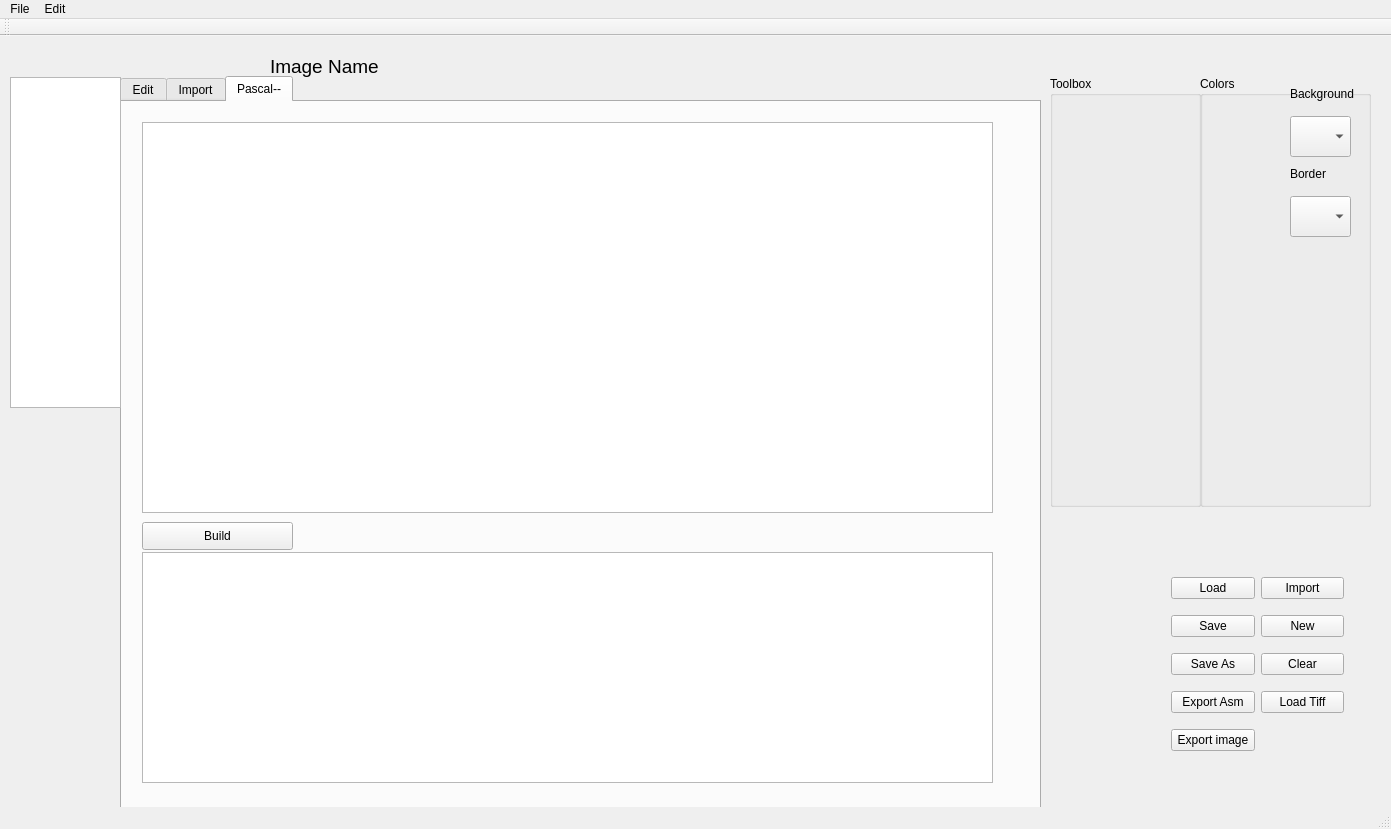
First picture: the form in mainwindow.ui, repository Happy-Ferret/Fluff64, before the edit.
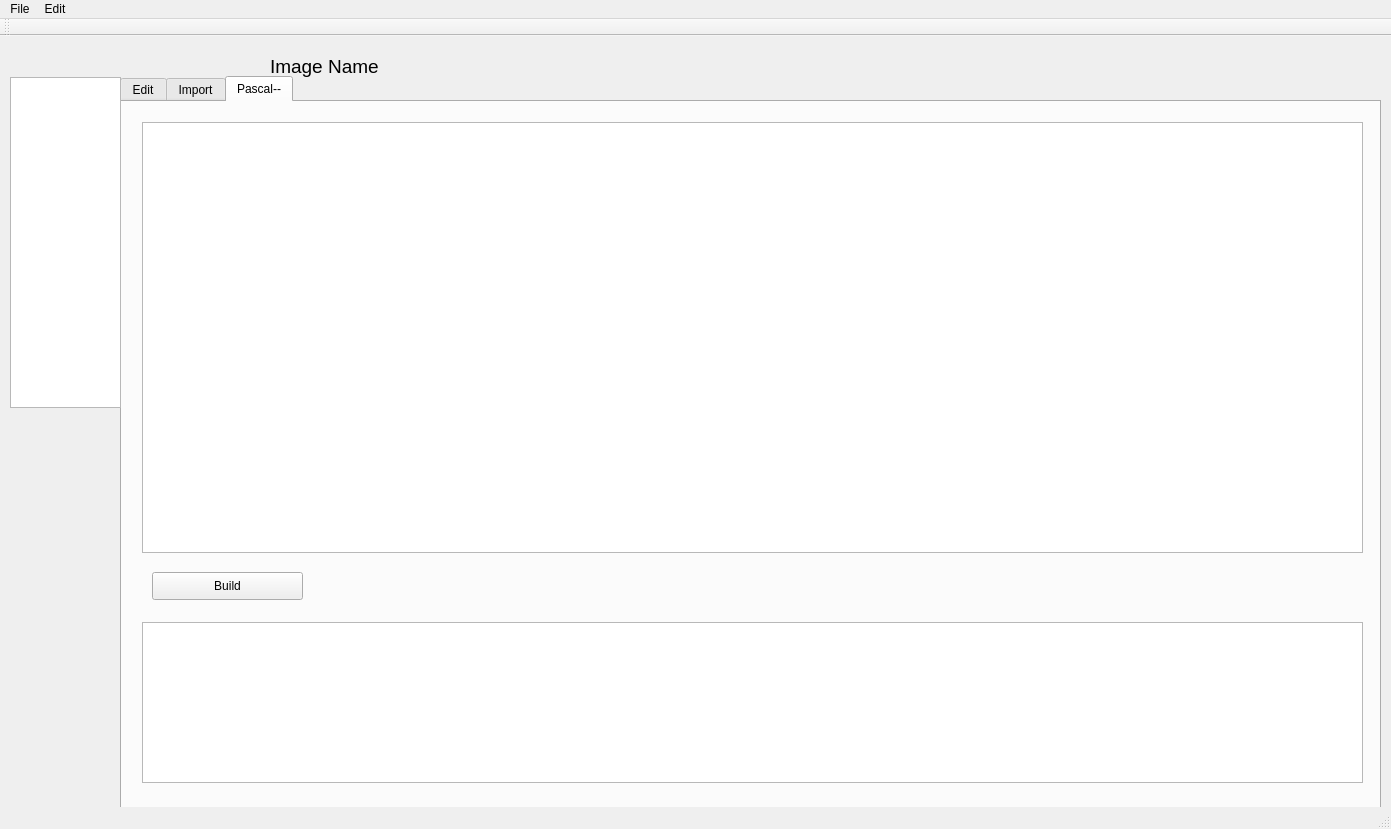
Second picture: the form after the edit.

What changed in the file:
```diff
--- a/mainwindow.ui
+++ b/mainwindow.ui
@@ -22,7 +22,7 @@
      <rect>
       <x>120</x>
       <y>40</y>
-      <width>921</width>
+      <width>1261</width>
       <height>781</height>
      </rect>
     </property>
@@ -109,129 +109,11 @@
        </layout>
       </widget>
      </widget>
-    </widget>
-    <widget class="QWidget" name="tab_2">
-     <attribute name="title">
-      <string>Import</string>
-     </attribute>
-    </widget>
-    <widget class="QWidget" name="tab_3">
-     <attribute name="title">
-      <string>Pascal--</string>
-     </attribute>
-     <widget class="QTextEdit" name="txtEditor">
-      <property name="geometry">
-       <rect>
-        <x>20</x>
-        <y>20</y>
-        <width>851</width>
-        <height>391</height>
-       </rect>
-      </property>
-     </widget>
-     <widget class="QTextEdit" name="txtOutput">
-      <property name="geometry">
-       <rect>
-        <x>20</x>
-        <y>450</y>
-        <width>851</width>
-        <height>231</height>
-       </rect>
-      </property>
-      <property name="readOnly">
-       <bool>true</bool>
-      </property>
-     </widget>
-     <widget class="QPushButton" name="btnBuild">
-      <property name="geometry">
-       <rect>
-        <x>20</x>
-        <y>420</y>
-        <width>151</width>
-        <height>28</height>
-       </rect>
-      </property>
-      <property name="text">
-       <string>Build</string>
-      </property>
-     </widget>
-    </widget>
-   </widget>
-   <widget class="QGroupBox" name="groupBox_5">
-    <property name="geometry">
-     <rect>
-      <x>1200</x>
-      <y>40</y>
-      <width>171</width>
-      <height>431</height>
-     </rect>
-    </property>
-    <property name="title">
-     <string>Colors</string>
-    </property>
-    <widget class="QWidget" name="gridLayoutWidget_6">
-     <property name="geometry">
-      <rect>
-       <x>9</x>
-       <y>19</y>
-       <width>71</width>
-       <height>401</height>
-      </rect>
-     </property>
-     <layout class="QGridLayout" name="layoutColorsEdit_3"/>
-    </widget>
-    <widget class="QComboBox" name="cmbBackgroundMain_3">
-     <property name="geometry">
-      <rect>
-       <x>90</x>
-       <y>40</y>
-       <width>61</width>
-       <height>41</height>
-      </rect>
-     </property>
-    </widget>
-    <widget class="QComboBox" name="cmbBorderMain_3">
-     <property name="geometry">
-      <rect>
-       <x>90</x>
-       <y>120</y>
-       <width>61</width>
-       <height>41</height>
-      </rect>
-     </property>
-    </widget>
-    <widget class="QLabel" name="label_10">
-     <property name="geometry">
-      <rect>
-       <x>90</x>
-       <y>10</y>
-       <width>71</width>
-       <height>16</height>
-      </rect>
-     </property>
-     <property name="text">
-      <string>Background</string>
-     </property>
-    </widget>
-    <widget class="QLabel" name="label_11">
-     <property name="geometry">
-      <rect>
-       <x>90</x>
-       <y>90</y>
-       <width>55</width>
-       <height>16</height>
-      </rect>
-     </property>
-     <property name="text">
-      <string>Border</string>
-     </property>
-    </widget>
-   </widget>
    <widget class="QGroupBox" name="groupBox_3">
     <property name="geometry">
      <rect>
-      <x>1050</x>
-      <y>40</y>
+        <x>910</x>
+        <y>20</y>
       <width>151</width>
       <height>431</height>
      </rect>
@@ -254,8 +136,8 @@
    <widget class="QWidget" name="gridLayoutWidget_7">
     <property name="geometry">
      <rect>
-      <x>1160</x>
-      <y>520</y>
+        <x>990</x>
+        <y>500</y>
       <width>195</width>
       <height>221</height>
      </rect>
@@ -325,6 +207,124 @@
       </widget>
      </item>
     </layout>
+     </widget>
+     <widget class="QGroupBox" name="groupBox_5">
+      <property name="geometry">
+       <rect>
+        <x>1060</x>
+        <y>20</y>
+        <width>191</width>
+        <height>431</height>
+       </rect>
+      </property>
+      <property name="title">
+       <string>Colors</string>
+      </property>
+      <widget class="QWidget" name="gridLayoutWidget_6">
+       <property name="geometry">
+        <rect>
+         <x>9</x>
+         <y>19</y>
+         <width>71</width>
+         <height>401</height>
+        </rect>
+       </property>
+       <layout class="QGridLayout" name="layoutColorsEdit_3"/>
+      </widget>
+      <widget class="QComboBox" name="cmbBackgroundMain_3">
+       <property name="geometry">
+        <rect>
+         <x>90</x>
+         <y>40</y>
+         <width>61</width>
+         <height>41</height>
+        </rect>
+       </property>
+      </widget>
+      <widget class="QComboBox" name="cmbBorderMain_3">
+       <property name="geometry">
+        <rect>
+         <x>90</x>
+         <y>120</y>
+         <width>61</width>
+         <height>41</height>
+        </rect>
+       </property>
+      </widget>
+      <widget class="QLabel" name="label_10">
+       <property name="geometry">
+        <rect>
+         <x>90</x>
+         <y>10</y>
+         <width>81</width>
+         <height>16</height>
+        </rect>
+       </property>
+       <property name="text">
+        <string>Background</string>
+       </property>
+      </widget>
+      <widget class="QLabel" name="label_11">
+       <property name="geometry">
+        <rect>
+         <x>90</x>
+         <y>90</y>
+         <width>55</width>
+         <height>16</height>
+        </rect>
+       </property>
+       <property name="text">
+        <string>Border</string>
+       </property>
+      </widget>
+     </widget>
+    </widget>
+    <widget class="QWidget" name="tab_2">
+     <attribute name="title">
+      <string>Import</string>
+     </attribute>
+    </widget>
+    <widget class="QWidget" name="tab_3">
+     <attribute name="title">
+      <string>Pascal--</string>
+     </attribute>
+     <widget class="QTextEdit" name="txtEditor">
+      <property name="geometry">
+       <rect>
+        <x>20</x>
+        <y>20</y>
+        <width>1221</width>
+        <height>431</height>
+       </rect>
+      </property>
+     </widget>
+     <widget class="QTextEdit" name="txtOutput">
+      <property name="geometry">
+       <rect>
+        <x>20</x>
+        <y>520</y>
+        <width>1221</width>
+        <height>161</height>
+       </rect>
+      </property>
+      <property name="readOnly">
+       <bool>true</bool>
+      </property>
+     </widget>
+     <widget class="QPushButton" name="btnBuild">
+      <property name="geometry">
+       <rect>
+        <x>30</x>
+        <y>470</y>
+        <width>151</width>
+        <height>28</height>
+       </rect>
+      </property>
+      <property name="text">
+       <string>Build</string>
+      </property>
+     </widget>
+    </widget>
    </widget>
    <widget class="QListView" name="lstImages">
     <property name="geometry">
```
Lines whose indentation alone changed are shown as unchanged.
